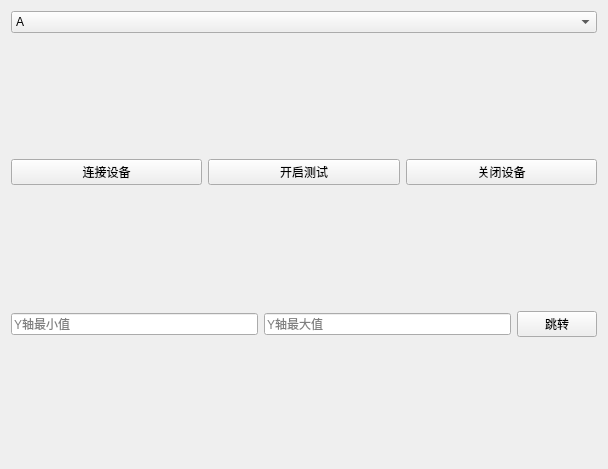
Old version of the form DC_3/chartdisplay.ui in the repository kingsun998/Qt.
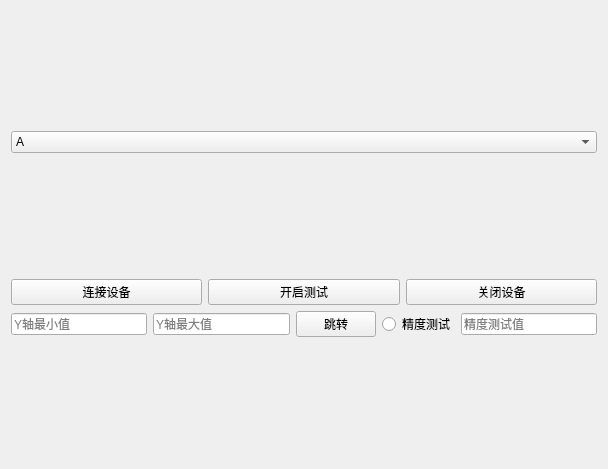
New version of the form.

```diff
--- a/DC_3/chartdisplay.ui
+++ b/DC_3/chartdisplay.ui
@@ -87,11 +87,22 @@
            </property>
           </widget>
          </item>
+         <item>
+          <widget class="QRadioButton" name="radioButton">
+           <property name="text">
+            <string>精度测试</string>
+           </property>
+          </widget>
+         </item>
+         <item>
+          <widget class="QLineEdit" name="lineEdit_3">
+           <property name="placeholderText">
+            <string>精度测试值</string>
+           </property>
+          </widget>
+         </item>
         </layout>
        </item>
-       <item>
-        <layout class="QHBoxLayout" name="horizontalLayout_5"/>
-       </item>
       </layout>
      </item>
     </layout>
```
